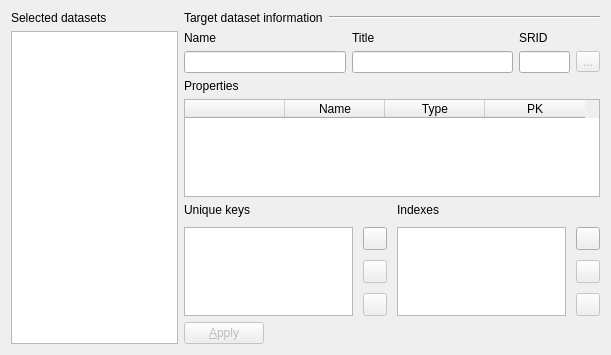
claudiobogossian/terralib5, file src/terralib/qt/widgets/exchanger/ui/DataSetOptionsWizardPageForm.ui: the form before one commit.
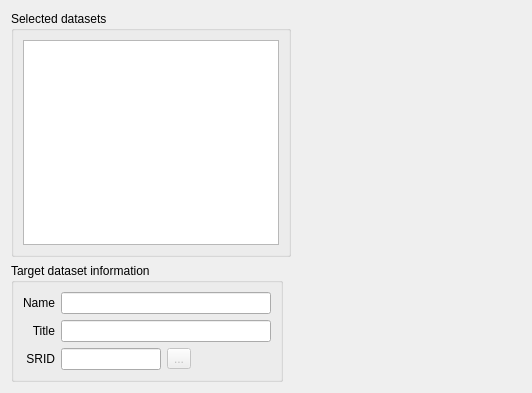
The form after the commit.

Commit message: added data type property widgets and data exchanger enhancements.

```diff
--- a/src/terralib/qt/widgets/exchanger/ui/DataSetOptionsWizardPageForm.ui
+++ b/src/terralib/qt/widgets/exchanger/ui/DataSetOptionsWizardPageForm.ui
@@ -6,8 +6,8 @@
    <rect>
     <x>0</x>
     <y>0</y>
-    <width>611</width>
-    <height>355</height>
+    <width>532</width>
+    <height>393</height>
    </rect>
   </property>
   <property name="focusPolicy">
@@ -22,354 +22,180 @@
   <property name="subTitle">
    <string>You can provide more information on how the datasets will be transferred and mapped to the target data source</string>
   </property>
-  <layout class="QHBoxLayout" name="horizontalLayout_4" stretch="2,5">
-   <item>
-    <layout class="QVBoxLayout" name="verticalLayout_7">
-     <item>
-      <widget class="QLabel" name="label_7">
-       <property name="text">
-        <string>Selected datasets</string>
-       </property>
-      </widget>
-     </item>
-     <item>
-      <widget class="QListWidget" name="m_selectedDatasetListWidget">
-       <property name="alternatingRowColors">
-        <bool>false</bool>
-       </property>
-      </widget>
-     </item>
-    </layout>
-   </item>
-   <item>
-    <layout class="QVBoxLayout" name="verticalLayout_10" stretch="0,0,2,1,0">
-     <item>
-      <layout class="QHBoxLayout" name="horizontalLayout" stretch="0,1">
-       <item>
-        <widget class="QLabel" name="label_2">
-         <property name="text">
-          <string>Target dataset information</string>
-         </property>
-        </widget>
-       </item>
-       <item>
-        <widget class="Line" name="line_2">
-         <property name="orientation">
-          <enum>Qt::Horizontal</enum>
-         </property>
-        </widget>
-       </item>
-      </layout>
-     </item>
-     <item>
-      <layout class="QHBoxLayout" name="horizontalLayout_2" stretch="2,2,1">
-       <item>
-        <layout class="QVBoxLayout" name="verticalLayout_2">
-         <item>
-          <widget class="QLabel" name="label_3">
-           <property name="text">
-            <string>Name</string>
+  <layout class="QGridLayout" name="gridLayout_12">
+   <item row="0" column="0">
+    <layout class="QGridLayout" name="gridLayout_11">
+     <item row="0" column="0">
+      <layout class="QGridLayout" name="gridLayout_10">
+       <item row="0" column="0">
+        <layout class="QGridLayout" name="gridLayout_9">
+         <item row="0" column="0">
+          <widget class="QGroupBox" name="groupBox_2">
+           <property name="sizePolicy">
+            <sizepolicy hsizetype="Fixed" vsizetype="Preferred">
+             <horstretch>0</horstretch>
+             <verstretch>0</verstretch>
+            </sizepolicy>
            </property>
-          </widget>
-         </item>
-         <item>
-          <widget class="QLineEdit" name="m_datasetNameLineEdit"/>
-         </item>
-        </layout>
-       </item>
-       <item>
-        <layout class="QVBoxLayout" name="verticalLayout_3">
-         <item>
-          <widget class="QLabel" name="label_4">
-           <property name="text">
-            <string>Title</string>
+           <property name="title">
+            <string>Selected datasets</string>
            </property>
+           <layout class="QGridLayout" name="gridLayout_6">
+            <item row="0" column="0">
+             <widget class="QListWidget" name="m_selectedDatasetListWidget">
+              <property name="alternatingRowColors">
+               <bool>false</bool>
+              </property>
+             </widget>
+            </item>
+           </layout>
           </widget>
          </item>
-         <item>
-          <widget class="QLineEdit" name="m_datasetTitleLineEdit"/>
-         </item>
-        </layout>
-       </item>
-       <item>
-        <layout class="QVBoxLayout" name="verticalLayout_6">
-         <item>
-          <widget class="QLabel" name="label_8">
-           <property name="text">
-            <string>SRID</string>
+         <item row="1" column="0">
+          <widget class="QGroupBox" name="groupBox">
+           <property name="sizePolicy">
+            <sizepolicy hsizetype="Fixed" vsizetype="Preferred">
+             <horstretch>0</horstretch>
+             <verstretch>0</verstretch>
+            </sizepolicy>
            </property>
+           <property name="title">
+            <string>Target dataset information</string>
+           </property>
+           <layout class="QGridLayout" name="gridLayout_5">
+            <item row="0" column="0">
+             <layout class="QGridLayout" name="gridLayout_4">
+              <item row="0" column="0">
+               <layout class="QGridLayout" name="gridLayout_2">
+                <item row="0" column="0">
+                 <widget class="QLabel" name="label_3">
+                  <property name="text">
+                   <string>Name</string>
+                  </property>
+                  <property name="alignment">
+                   <set>Qt::AlignRight|Qt::AlignTrailing|Qt::AlignVCenter</set>
+                  </property>
+                 </widget>
+                </item>
+                <item row="1" column="0">
+                 <widget class="QLabel" name="label_4">
+                  <property name="text">
+                   <string>Title</string>
+                  </property>
+                  <property name="alignment">
+                   <set>Qt::AlignRight|Qt::AlignTrailing|Qt::AlignVCenter</set>
+                  </property>
+                 </widget>
+                </item>
+                <item row="2" column="0">
+                 <widget class="QLabel" name="label_8">
+                  <property name="text">
+                   <string>SRID</string>
+                  </property>
+                  <property name="alignment">
+                   <set>Qt::AlignRight|Qt::AlignTrailing|Qt::AlignVCenter</set>
+                  </property>
+                 </widget>
+                </item>
+               </layout>
+              </item>
+              <item row="0" column="1">
+               <layout class="QGridLayout" name="gridLayout_3">
+                <item row="0" column="0">
+                 <widget class="QLineEdit" name="m_datasetNameLineEdit">
+                  <property name="minimumSize">
+                   <size>
+                    <width>210</width>
+                    <height>0</height>
+                   </size>
+                  </property>
+                 </widget>
+                </item>
+                <item row="1" column="0">
+                 <widget class="QLineEdit" name="m_datasetTitleLineEdit">
+                  <property name="minimumSize">
+                   <size>
+                    <width>210</width>
+                    <height>0</height>
+                   </size>
+                  </property>
+                 </widget>
+                </item>
+                <item row="2" column="0">
+                 <layout class="QGridLayout" name="gridLayout">
+                  <item row="0" column="0">
+                   <widget class="QLineEdit" name="m_sridLineEdit">
+                    <property name="maximumSize">
+                     <size>
+                      <width>100</width>
+                      <height>16777215</height>
+                     </size>
+                    </property>
+                   </widget>
+                  </item>
+                  <item row="0" column="1">
+                   <widget class="QToolButton" name="m_sridSearchToolButton">
+                    <property name="enabled">
+                     <bool>false</bool>
+                    </property>
+                    <property name="toolTip">
+                     <string>Select a Spatial Reference System</string>
+                    </property>
+                    <property name="text">
+                     <string>...</string>
+                    </property>
+                   </widget>
+                  </item>
+                  <item row="0" column="2">
+                   <spacer name="horizontalSpacer_2">
+                    <property name="orientation">
+                     <enum>Qt::Horizontal</enum>
+                    </property>
+                    <property name="sizeHint" stdset="0">
+                     <size>
+                      <width>40</width>
+                      <height>20</height>
+                     </size>
+                    </property>
+                   </spacer>
+                  </item>
+                 </layout>
+                </item>
+               </layout>
+              </item>
+             </layout>
+            </item>
+           </layout>
           </widget>
          </item>
-         <item>
-          <layout class="QHBoxLayout" name="horizontalLayout_5" stretch="1,0">
-           <item>
-            <widget class="QLineEdit" name="m_sridLineEdit"/>
-           </item>
-           <item>
-            <widget class="QToolButton" name="m_sridSearchToolButton">
-             <property name="enabled">
-              <bool>false</bool>
-             </property>
-             <property name="toolTip">
-              <string>Select a Spatial Reference System</string>
-             </property>
-             <property name="text">
-              <string>...</string>
-             </property>
-            </widget>
-           </item>
-          </layout>
-         </item>
         </layout>
        </item>
-      </layout>
-     </item>
-     <item>
-      <layout class="QVBoxLayout" name="verticalLayout">
-       <item>
-        <widget class="QLabel" name="label_5">
-         <property name="text">
-          <string>Properties</string>
-         </property>
-        </widget>
-       </item>
-       <item>
-        <widget class="QTableWidget" name="m_propertiesTableWidget">
-         <property name="alternatingRowColors">
-          <bool>false</bool>
-         </property>
-         <attribute name="verticalHeaderVisible">
-          <bool>false</bool>
-         </attribute>
-         <column>
-          <property name="text">
-           <string/>
-          </property>
-         </column>
-         <column>
-          <property name="text">
-           <string>Name</string>
-          </property>
-         </column>
-         <column>
-          <property name="text">
-           <string>Type</string>
-          </property>
-         </column>
-         <column>
-          <property name="text">
-           <string>PK</string>
-          </property>
-         </column>
-        </widget>
-       </item>
-      </layout>
-     </item>
-     <item>
-      <layout class="QHBoxLayout" name="horizontalLayout_8">
-       <property name="spacing">
-        <number>10</number>
-       </property>
-       <item>
-        <layout class="QVBoxLayout" name="verticalLayout_8">
-         <item>
-          <widget class="QLabel" name="label_9">
-           <property name="text">
-            <string>Unique keys</string>
+       <item row="0" column="1">
+        <layout class="QGridLayout" name="gridLayout_8">
+         <item row="0" column="0">
+          <widget class="QWidget" name="m_dataSetWidget" native="true">
+           <property name="sizePolicy">
+            <sizepolicy hsizetype="MinimumExpanding" vsizetype="Preferred">
+             <horstretch>0</horstretch>
+             <verstretch>0</verstretch>
+            </sizepolicy>
            </property>
           </widget>
          </item>
-         <item>
-          <layout class="QHBoxLayout" name="horizontalLayout_7">
-           <item>
-            <widget class="QListWidget" name="m_uksListWidget"/>
-           </item>
-           <item>
-            <layout class="QVBoxLayout" name="verticalLayout_9">
-             <item>
-              <spacer name="verticalSpacer_3">
-               <property name="orientation">
-                <enum>Qt::Vertical</enum>
-               </property>
-               <property name="sizeHint" stdset="0">
-                <size>
-                 <width>20</width>
-                 <height>40</height>
-                </size>
-               </property>
-              </spacer>
-             </item>
-             <item>
-              <widget class="QToolButton" name="m_addUkToolButton">
-               <property name="toolTip">
-                <string>Add a unique key</string>
-               </property>
-               <property name="text">
-                <string/>
-               </property>
-              </widget>
-             </item>
-             <item>
-              <widget class="QToolButton" name="m_removeUkToolButton">
-               <property name="enabled">
-                <bool>false</bool>
-               </property>
-               <property name="toolTip">
-                <string>Remove unique key</string>
-               </property>
-               <property name="text">
-                <string/>
-               </property>
-              </widget>
-             </item>
-             <item>
-              <widget class="QToolButton" name="m_editUkToolButton">
-               <property name="enabled">
-                <bool>false</bool>
-               </property>
-               <property name="toolTip">
-                <string>Edit unique key</string>
-               </property>
-               <property name="text">
-                <string/>
-               </property>
-              </widget>
-             </item>
-             <item>
-              <spacer name="verticalSpacer_4">
-               <property name="orientation">
-                <enum>Qt::Vertical</enum>
-               </property>
-               <property name="sizeHint" stdset="0">
-                <size>
-                 <width>20</width>
-                 <height>40</height>
-                </size>
-               </property>
-              </spacer>
-             </item>
-            </layout>
-           </item>
-          </layout>
-         </item>
-        </layout>
-       </item>
-       <item>
-        <layout class="QVBoxLayout" name="verticalLayout_4">
-         <item>
-          <widget class="QLabel" name="label_6">
-           <property name="text">
-            <string>Indexes</string>
+         <item row="1" column="0">
+          <widget class="QWidget" name="m_constraintWidget" native="true">
+           <property name="sizePolicy">
+            <sizepolicy hsizetype="MinimumExpanding" vsizetype="Preferred">
+             <horstretch>0</horstretch>
+             <verstretch>0</verstretch>
+            </sizepolicy>
            </property>
           </widget>
          </item>
-         <item>
-          <layout class="QHBoxLayout" name="horizontalLayout_3">
-           <item>
-            <widget class="QListWidget" name="m_indexesListWidget"/>
-           </item>
-           <item>
-            <layout class="QVBoxLayout" name="verticalLayout_5">
-             <item>
-              <spacer name="verticalSpacer">
-               <property name="orientation">
-                <enum>Qt::Vertical</enum>
-               </property>
-               <property name="sizeHint" stdset="0">
-                <size>
-                 <width>20</width>
-                 <height>40</height>
-                </size>
-               </property>
-              </spacer>
-             </item>
-             <item>
-              <widget class="QToolButton" name="m_addIndexToolButton">
-               <property name="toolTip">
-                <string>Add new index</string>
-               </property>
-               <property name="text">
-                <string/>
-               </property>
-              </widget>
-             </item>
-             <item>
-              <widget class="QToolButton" name="m_removeIndexToolButton">
-               <property name="enabled">
-                <bool>false</bool>
-               </property>
-               <property name="toolTip">
-                <string>Remove index</string>
-               </property>
-               <property name="text">
-                <string/>
-               </property>
-              </widget>
-             </item>
-             <item>
-              <widget class="QToolButton" name="m_editIndexToolButton">
-               <property name="enabled">
-                <bool>false</bool>
-               </property>
-               <property name="toolTip">
-                <string>Edit index</string>
-               </property>
-               <property name="text">
-                <string/>
-               </property>
-              </widget>
-             </item>
-             <item>
-              <spacer name="verticalSpacer_2">
-               <property name="orientation">
-                <enum>Qt::Vertical</enum>
-               </property>
-               <property name="sizeHint" stdset="0">
-                <size>
-                 <width>20</width>
-                 <height>40</height>
-                </size>
-               </property>
-              </spacer>
-             </item>
-            </layout>
-           </item>
-          </layout>
-         </item>
         </layout>
        </item>
       </layout>
      </item>
-     <item>
-      <layout class="QHBoxLayout" name="horizontalLayout_6">
-       <item>
-        <widget class="QPushButton" name="m_applyChangesPushButton">
-         <property name="enabled">
-          <bool>false</bool>
-         </property>
-         <property name="toolTip">
-          <string>Apply changes to dataset definition</string>
-         </property>
-         <property name="text">
-          <string>&amp;Apply</string>
-         </property>
-        </widget>
-       </item>
-       <item>
-        <spacer name="horizontalSpacer">
-         <property name="orientation">
-          <enum>Qt::Horizontal</enum>
-         </property>
-         <property name="sizeHint" stdset="0">
-          <size>
-           <width>40</width>
-           <height>20</height>
-          </size>
-         </property>
-        </spacer>
-       </item>
-      </layout>
-     </item>
     </layout>
    </item>
   </layout>
```
Left out of the diff: 12 changed lines with no effect on the pictures. The commit also changes 65 other files.
